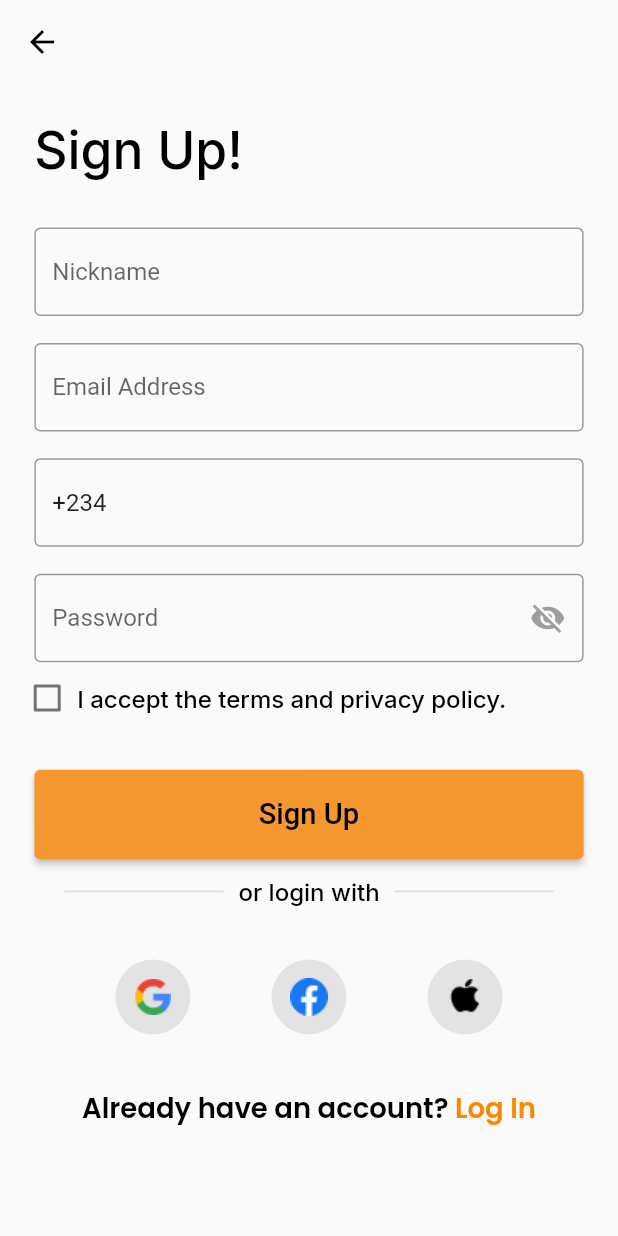
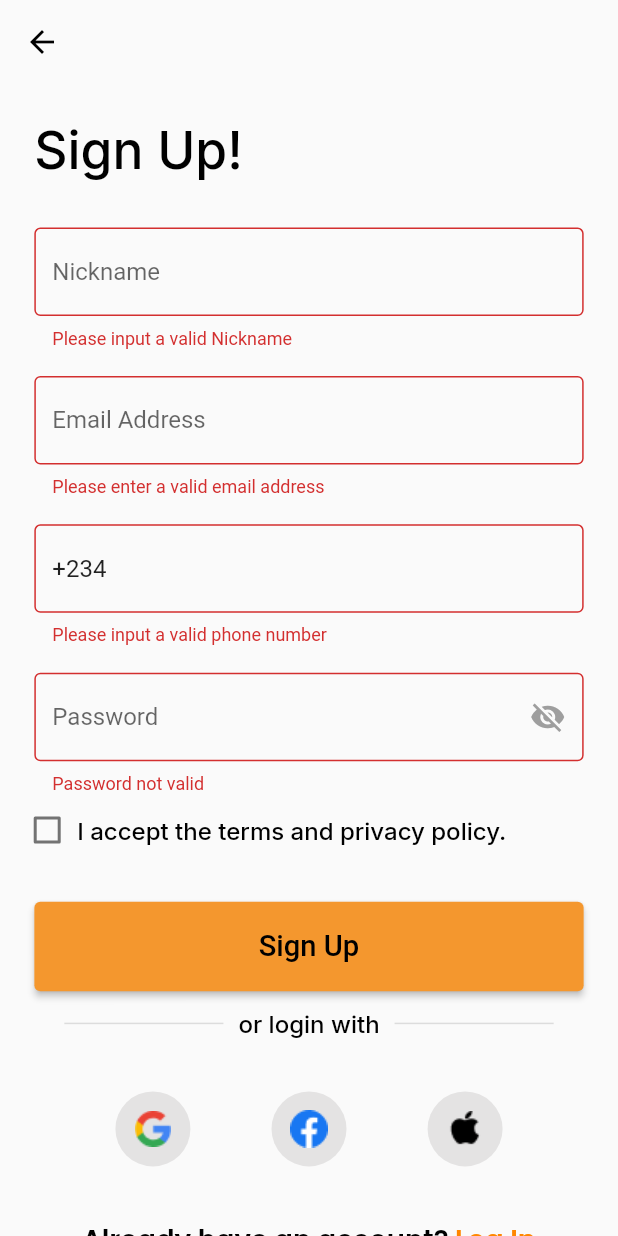
Before and after one commit to vikilinho/choplyfe, a Flutter app: the SignupPage screen opened by its route, after a tap on "Sign Up", on a phone screen of 412 x 824 dp. Run offline on Flutter 3.47's test engine with Material 2 defaults, Android fonts, the phone set to English and light mode, and no system bars; our stand-ins replace flutter_screenutil, flutter_svg, get, google_fonts, shared_preferences; accounts and stored records are empty.

```diff
--- a/lib/components/app_imports.dart
+++ b/lib/components/app_imports.dart
@@ -24,5 +24,6 @@ export 'package:choplife/components/custom_button.dart';
 export 'package:choplife/route.dart';
 export '../components/socialicons.dart';
 export '../components/validator.dart';
+export 'package:get/get.dart';
 
 // export 'package:choplife/constants/app_routes.dart';
--- a/lib/components/validator.dart
+++ b/lib/components/validator.dart
@@ -1,5 +1,5 @@
 mixin InputValidationMixin {
-  bool isPasswordValid(String password) => password.length == 6;
+  // bool isPasswordValid(String password) => password.length == 6;
 
   bool isEmailValid(String email) {
     Pattern pattern =
@@ -7,4 +7,30 @@ mixin InputValidationMixin {
     RegExp regex = RegExp(pattern.toString());
     return regex.hasMatch(email);
   }
+
+  bool isPasswordValid(String password) {
+    // Check if the password contains at least one uppercase, one lowercase, one alphanumeric, and one symbol character
+    bool hasUppercase = false;
+    bool hasLowercase = false;
+    bool hasNumeric = false;
+    bool hasSymbol = false;
+
+    for (int i = 0; i < password.length; i++) {
+      String char = password[i];
+
+      if (char.toUpperCase() != char.toLowerCase()) {
+        if (char == char.toUpperCase()) {
+          hasUppercase = true;
+        } else {
+          hasLowercase = true;
+        }
+      } else if (char.contains(new RegExp(r'[0-9]'))) {
+        hasNumeric = true;
+      } else if (char.contains(new RegExp(r'[!@#$%^&*(),.?":{}|<>]'))) {
+        hasSymbol = true;
+      }
+    }
+
+    return hasUppercase && hasLowercase && hasNumeric && hasSymbol;
+  }
 }
--- /dev/null
+++ b/lib/models/login/login.dart
@@ -0,0 +1,14 @@
+import 'package:json_annotation/json_annotation.dart';
+
+part 'login.g.dart';
+
+@JsonSerializable()
+class Login {
+  final String email;
+  final String password;
+
+  Login(this.email, this.password);
+  factory Login.fromJson(Map<String, dynamic> json) => _$LoginFromJson(json);
+
+  Map<String, dynamic> toJson() => _$LoginToJson(this);
+}
--- /dev/null
+++ b/lib/models/signup/signup.dart
@@ -0,0 +1,16 @@
+import 'package:json_annotation/json_annotation.dart';
+
+part 'signup.g.dart';
+
+@JsonSerializable()
+class Signup {
+  final String username;
+  final String password;
+  final String email;
+  final String phone;
+
+  Signup(this.username, this.password, this.email, this.phone);
+  factory Signup.fromJson(Map<String, dynamic> json) => _$SignupFromJson(json);
+
+  Map<String, dynamic> toJson() => _$SignupToJson(this);
+}
--- a/lib/pages/registration_page.dart
+++ b/lib/pages/registration_page.dart
@@ -1,6 +1,8 @@
 import 'package:flutter/services.dart';
 
 import '../components/app_imports.dart';
+import '../services/auth_services.dart';
+import 'package:choplife/route.dart' as route;
 
 class SignupPage extends StatefulWidget {
   const SignupPage({super.key});
@@ -11,6 +13,8 @@ class SignupPage extends StatefulWidget {
 
 class _SignupPageState extends State<SignupPage> with InputValidationMixin {
   late ScrollController scrollController;
+  final AuthService authController =
+      Get.put(AuthService()); //initialise  auth service
   bool isChecked = false;
   bool acceptTerms = true;
   bool confirmObscure = true;
@@ -48,7 +52,8 @@ class _SignupPageState extends State<SignupPage> with InputValidationMixin {
           },
         ),
       ),
-      body: SingleChildScrollView(
+      body: Obx(
+        () => SingleChildScrollView(
           child: SafeArea(
               child: Padding(
             padding: EdgeInsets.symmetric(horizontal: 20.w),
@@ -128,7 +133,8 @@ class _SignupPageState extends State<SignupPage> with InputValidationMixin {
                           autovalidateMode: AutovalidateMode.onUserInteraction,
                           keyboardType: TextInputType.phone,
                           inputFormatters: <TextInputFormatter>[
-                          FilteringTextInputFormatter.allow(RegExp(r'[+0-9]')),
+                            FilteringTextInputFormatter.allow(
+                                RegExp(r'[+0-9]')),
                           ],
                           decoration: const InputDecoration(
                             hintText: "08060003222",
@@ -178,9 +184,9 @@ class _SignupPageState extends State<SignupPage> with InputValidationMixin {
                             ),
                           ),
                           validator: (String? password) {
-                          return (password!.isEmpty || password.length < 9)
-                              ? 'Password is not valid'
-                              : null;
+                            return isPasswordValid(password.toString())
+                                ? null
+                                : "Password not valid";
                           },
                         ),
                         SizedBox(
@@ -211,9 +217,30 @@ class _SignupPageState extends State<SignupPage> with InputValidationMixin {
                         SizedBox(
                           height: 30.h,
                         ),
-                      CustomButton(
+                        authController.isLoading.value
+                            ? const Center(
+                                child: CircularProgressIndicator(),
+                              )
+                            : CustomButton(
                                 text: "Sign Up",
-                          onPressed: () {},
+                                onPressed: () async {
+                                  if (_registrationFormKey.currentState!
+                                      .validate()) {
+                                    var userDetails = {
+                                      "email": _emailController.text.trim(),
+                                      "password":
+                                          _passwordController.text.trim(),
+                                      "username":
+                                          _nickNameController.text.trim(),
+                                      "phone":
+                                          _phoneNumberController.text.trim(),
+                                    };
+
+                                    await authController.signup(
+                                        userDetails: userDetails);
+                                  }
+                                  setState(() {});
+                                },
                                 color: AppColors.primaryColor,
                                 textcolor: Colors.black)
                       ],
@@ -266,7 +293,9 @@ class _SignupPageState extends State<SignupPage> with InputValidationMixin {
                 SizedBox(
                   height: 30.h,
                 ),
-              RichText(
+                GestureDetector(
+                  onTap: () => Navigator.pushNamed(context, route.loginPage),
+                  child: RichText(
                       text: TextSpan(
                           text: "Already have an account? ",
                           style: GoogleFonts.poppins(
@@ -284,10 +313,12 @@ class _SignupPageState extends State<SignupPage> with InputValidationMixin {
                                     fontStyle: FontStyle.normal,
                                     fontWeight: FontWeight.w600)))
                       ])),
+                ),
               ],
             ),
           )),
         ),
+      ),
     );
   }
 }
--- a/pubspec.yaml
+++ b/pubspec.yaml
@@ -50,6 +50,7 @@ dependencies:
 dev_dependencies:
   flutter_test:
     sdk: flutter
+  build_runner: ^2.3.3
 
   # The "flutter_lints" package below contains a set of recommended lints to
   # encourage good coding practices. The lint set provided by the package is
```
Also changed, not shown: lib/pages/login_page.dart (+28 -8 lines), lib/services/auth_services.dart (added, +108 -0 lines), lib/models/login.dart (deleted), lib/models/login/login.g.dart (added), lib/models/signup/signup.g.dart (added), pubspec.lock, 1 other file. Lines whose indentation alone changed are shown as unchanged.
